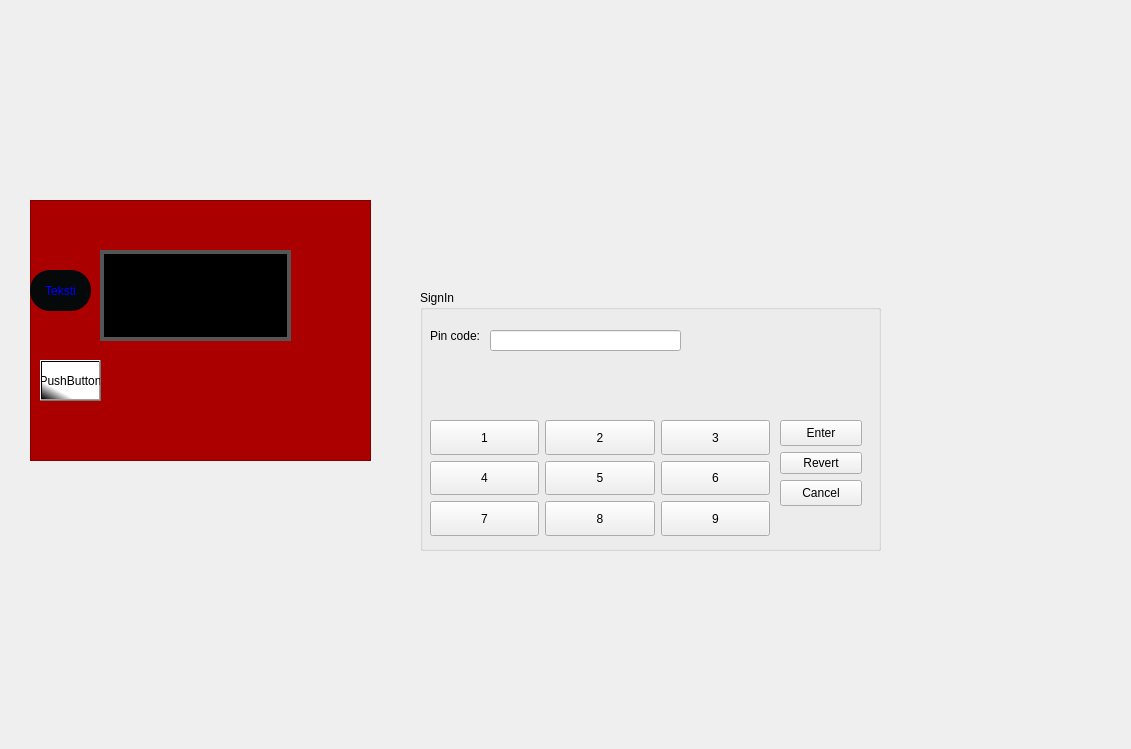
Old version of the form DLLPinCode/pincode.ui in the repository JereKortesalmi/BankProject.
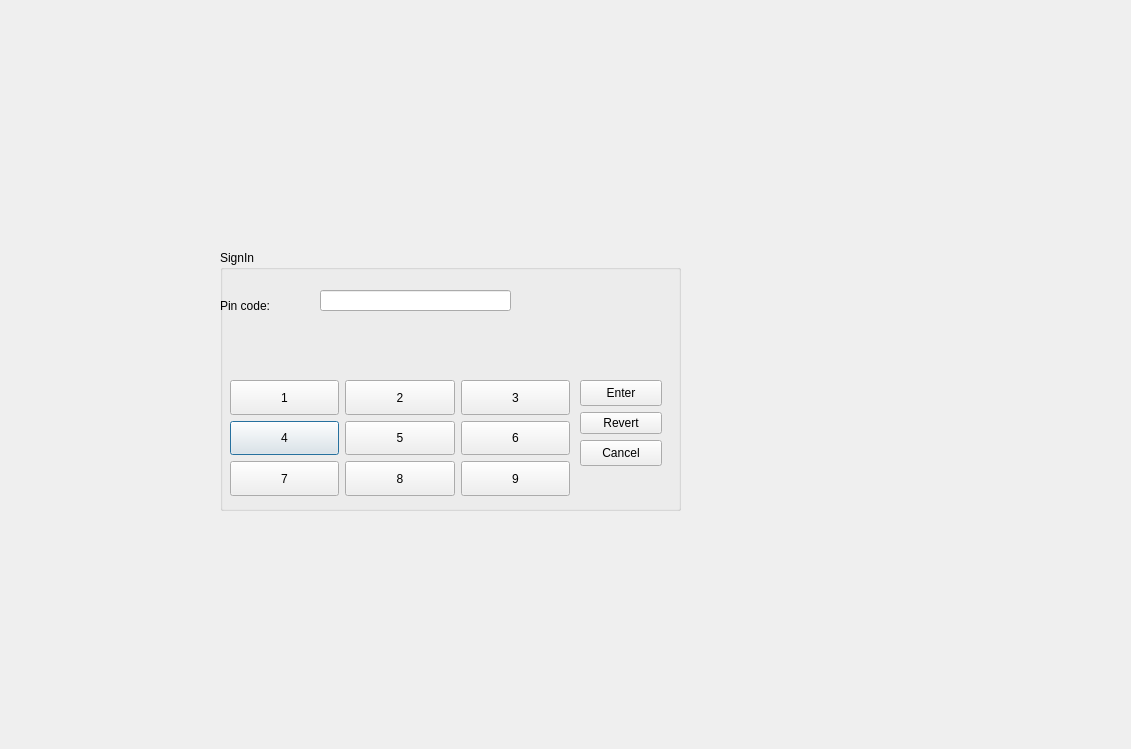
New version of the form.

The edit to the form file:
```diff
--- a/DLLPinCode/pincode.ui
+++ b/DLLPinCode/pincode.ui
@@ -13,103 +13,11 @@
   <property name="windowTitle">
    <string>Dialog</string>
   </property>
-  <widget class="QWidget" name="verticalLayoutWidget">
-   <property name="geometry">
-    <rect>
-     <x>30</x>
-     <y>200</y>
-     <width>341</width>
-     <height>261</height>
-    </rect>
-   </property>
-   <property name="sizePolicy">
-    <sizepolicy hsizetype="Preferred" vsizetype="Preferred">
-     <horstretch>0</horstretch>
-     <verstretch>0</verstretch>
-    </sizepolicy>
-   </property>
-   <layout class="QVBoxLayout" name="verticalLayout">
-    <item>
-     <widget class="QFrame" name="frame">
-      <property name="sizePolicy">
-       <sizepolicy hsizetype="Preferred" vsizetype="Preferred">
-        <horstretch>0</horstretch>
-        <verstretch>0</verstretch>
-       </sizepolicy>
-      </property>
-      <property name="styleSheet">
-       <string notr="true">background-color: rgb(170, 0, 0);</string>
-      </property>
-      <property name="frameShape">
-       <enum>QFrame::StyledPanel</enum>
-      </property>
-      <property name="frameShadow">
-       <enum>QFrame::Raised</enum>
-      </property>
-      <widget class="QPushButton" name="pushButton">
-       <property name="geometry">
-        <rect>
-         <x>0</x>
-         <y>70</y>
-         <width>61</width>
-         <height>41</height>
-        </rect>
-       </property>
-       <property name="styleSheet">
-        <string notr="true">color: rgb(0, 0, 255);
-background-color: rgb(5, 9, 9);
-border-radius: 20px;
-border-style: outset;
-padding: 8px;</string>
-       </property>
-       <property name="text">
-        <string>Teksti</string>
-       </property>
-      </widget>
-      <widget class="QPushButton" name="pushButton_2">
-       <property name="geometry">
-        <rect>
-         <x>10</x>
-         <y>160</y>
-         <width>61</width>
-         <height>41</height>
-        </rect>
-       </property>
-       <property name="styleSheet">
-        <string notr="true">background-color: qlineargradient(spread:pad, x1:0, y1:0, x2:1, y2:0, stop:0 rgba(0, 0, 0, 255), stop:1 rgba(255, 255, 255, 255));
-background-color: qlineargradient(spread:pad, x1:0, y1:1, x2:0.234637, y2:0.722, stop:0 rgba(0, 0, 0, 255), stop:1 rgba(255, 255, 255, 255));</string>
-       </property>
-       <property name="text">
-        <string>PushButton</string>
-       </property>
-      </widget>
-      <widget class="QLabel" name="label">
-       <property name="geometry">
-        <rect>
-         <x>70</x>
-         <y>50</y>
-         <width>191</width>
-         <height>91</height>
-        </rect>
-       </property>
-       <property name="styleSheet">
-        <string notr="true">background-color: rgb(0, 0, 0);
-border-color: rgb(0, 85, 0);
-border: 4px solid #555;</string>
-       </property>
-       <property name="text">
-        <string>TextLabel</string>
-       </property>
-      </widget>
-     </widget>
-    </item>
-   </layout>
-  </widget>
   <widget class="QGroupBox" name="groupBox">
    <property name="geometry">
     <rect>
-     <x>420</x>
-     <y>290</y>
+     <x>220</x>
+     <y>250</y>
      <width>461</width>
      <height>261</height>
     </rect>
@@ -126,9 +34,9 @@
    <widget class="QLabel" name="label_2">
     <property name="geometry">
      <rect>
-      <x>10</x>
-      <y>30</y>
-      <width>61</width>
+      <x>0</x>
+      <y>40</y>
+      <width>91</width>
       <height>31</height>
      </rect>
     </property>
@@ -145,7 +53,7 @@
    <widget class="QLineEdit" name="pinLine">
     <property name="geometry">
      <rect>
-      <x>70</x>
+      <x>100</x>
       <y>40</y>
       <width>191</width>
       <height>21</height>
```
